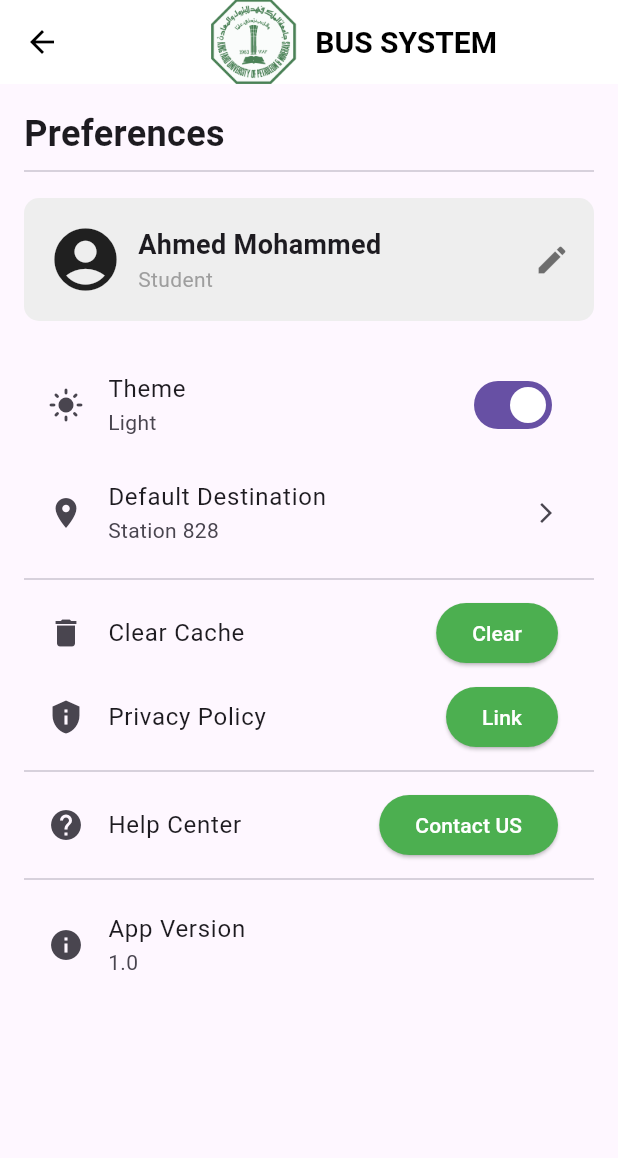
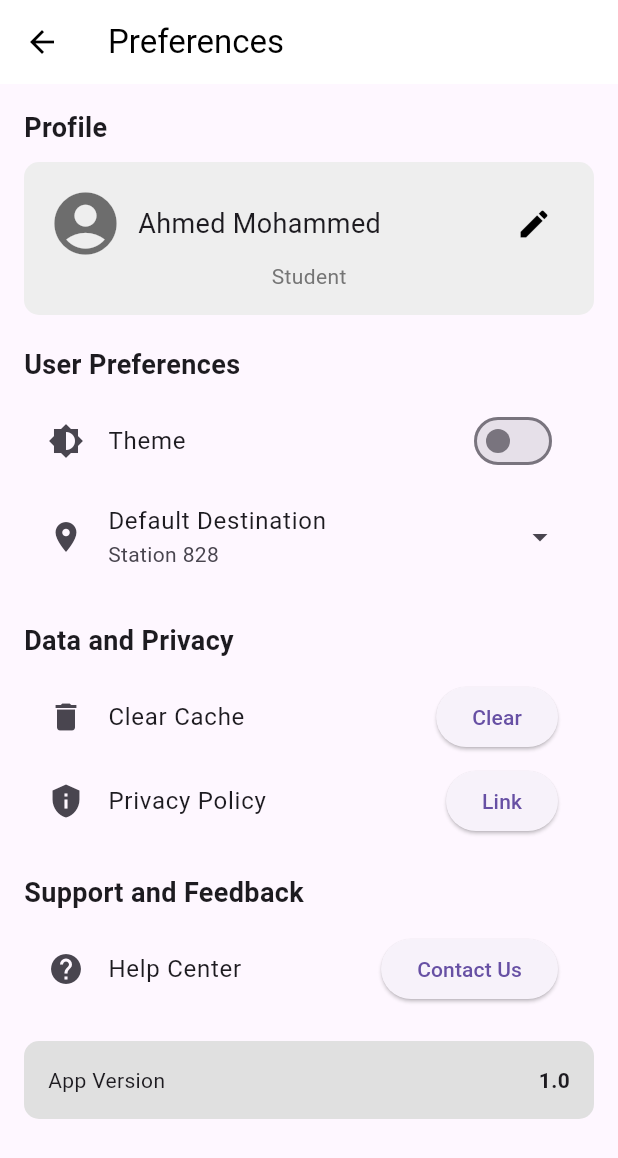
Before and after one commit to BssamQ/SeniorProject-Bus-Tracking, a Flutter app: the PreferencesScreen screen opened by its route, on a phone screen of 412 x 824 dp. Shown: the top 1158 px of the screen. Run offline on Flutter 3.47's test engine with Material 3 defaults, Android fonts, the phone set to English and light mode, and no system bars; our stand-ins replace flutter_map, latlong2.

Commit message:
Added my project files

```diff
--- a/lib/Screens/preferences_screen.dart
+++ b/lib/Screens/preferences_screen.dart
@@ -1,6 +1,17 @@
 import 'package:flutter/material.dart';
 
-class PreferencesScreen extends StatelessWidget {
+class PreferencesScreen extends StatefulWidget {
+  @override
+  _PreferencesScreenState createState() => _PreferencesScreenState();
+}
+
+class _PreferencesScreenState extends State<PreferencesScreen> {
+  TextEditingController _nameController = TextEditingController(text: "Ahmed Mohammed");
+  bool _isEditing = false; // Track if the user is editing
+
+  bool _isDarkMode = false;
+  String _selectedStation = "Station 828";
+
   @override
   Widget build(BuildContext context) {
     return Scaffold(
@@ -11,112 +22,192 @@ class PreferencesScreen extends StatelessWidget {
           icon: Icon(Icons.arrow_back, color: Colors.black),
           onPressed: () => Navigator.pop(context),
         ),
-        title: Row(
-          mainAxisAlignment: MainAxisAlignment.center,
+        title: Text('Preferences', style: TextStyle(color: Colors.black)),
+      ),
+      body: Padding(
+        padding: const EdgeInsets.all(16.0),
+        child: ListView(
           children: [
-            Image.asset('assets/images/kfupm_logo1.png', height: 60),
-            SizedBox(width: 9),
-            Text('BUS SYSTEM', style: TextStyle(color: Colors.black,fontSize: 20,
-              fontWeight: FontWeight.bold,)),
-          ],
-        ),
-      ),
-      body: SingleChildScrollView(
-        child: Padding(
-          padding: EdgeInsets.all(16.0),
-          child: Column(
-            crossAxisAlignment: CrossAxisAlignment.start,
-            children: [
-              Text(
-                'Preferences',
-                style: TextStyle(fontSize: 24, fontWeight: FontWeight.bold),
-              ),
-              Divider(),
+            // Profile Section
+            Text("Profile", style: TextStyle(fontWeight: FontWeight.bold, fontSize: 18)),
             SizedBox(height: 10),
-              _buildProfileSection(),
-              SizedBox(height: 20),
-              _buildPreferenceOptions(),
-            ],
-          ),
-        ),
-      ),
 
-
-    );
-  }
-
-  Widget _buildProfileSection() {
-    return Container(
+            Container(
               padding: EdgeInsets.all(16),
               decoration: BoxDecoration(
                 color: Colors.grey[200],
                 borderRadius: BorderRadius.circular(10),
               ),
-      child: Row(
+              child: Column(
                 children: [
-          Icon(Icons.account_circle, size: 50),
+                  Row(
+                    children: [
+                      Icon(Icons.account_circle, size: 50, color: Colors.black54),
                       SizedBox(width: 10),
-          Column(
-            crossAxisAlignment: CrossAxisAlignment.start,
-            children: [
-              Text('Ahmed Mohammed', style: TextStyle(fontSize: 18, fontWeight: FontWeight.bold)),
-              Text('Student', style: TextStyle(color: Colors.grey)),
+                      Expanded(
+                        child: _isEditing
+                            ? TextField(
+                          controller: _nameController,
+                          decoration: InputDecoration(
+                            border: OutlineInputBorder(),
+                            contentPadding: EdgeInsets.symmetric(horizontal: 10),
+                          ),
+                        )
+                            : Text(
+                          _nameController.text,
+                          style: TextStyle(fontSize: 18),
+                        ),
+                      ),
+                      IconButton(
+                        icon: Icon(_isEditing ? Icons.check : Icons.edit, color: Colors.black),
+                        onPressed: () {
+                          setState(() {
+                            _isEditing = !_isEditing; // Toggle editing state
+                          });
+                        },
+                      ),
                     ],
                   ),
-          Spacer(),
-          Icon(Icons.edit, color: Colors.black54),
+                  Text("Student", style: TextStyle(color: Colors.grey[600])),
                 ],
+              ),
+            ),
+
+            SizedBox(height: 20),
+
+            // User Preferences Section
+            Text("User Preferences", style: TextStyle(fontWeight: FontWeight.bold, fontSize: 18)),
+            SizedBox(height: 10),
+
+            // Theme Toggle
+            ListTile(
+              leading: Icon(Icons.brightness_6),
+              title: Text("Theme"),
+              trailing: Switch(
+                value: _isDarkMode,
+                onChanged: (value) {
+                  setState(() {
+                    _isDarkMode = value;
+                  });
+                },
+              ),
+            ),
+
+            // Default Destination Selection
+            ListTile(
+              leading: Icon(Icons.location_on),
+              title: Text("Default Destination"),
+              subtitle: Text(_selectedStation),
+              trailing: Icon(Icons.arrow_drop_down),
+              onTap: () {
+                _selectStation();
+              },
+            ),
+
+            SizedBox(height: 20),
+
+            // Data & Privacy Section
+            Text("Data and Privacy", style: TextStyle(fontWeight: FontWeight.bold, fontSize: 18)),
+            SizedBox(height: 10),
+
+            ListTile(
+              leading: Icon(Icons.delete),
+              title: Text("Clear Cache"),
+              trailing: ElevatedButton(
+                onPressed: () {},
+                child: Text("Clear"),
+              ),
+            ),
+
+            ListTile(
+              leading: Icon(Icons.privacy_tip),
+              title: Text("Privacy Policy"),
+              trailing: ElevatedButton(
+                onPressed: () {},
+                child: Text("Link"),
+              ),
+            ),
+
+            SizedBox(height: 20),
+
+            // Support Section
+            Text("Support and Feedback", style: TextStyle(fontWeight: FontWeight.bold, fontSize: 18)),
+            SizedBox(height: 10),
+
+            ListTile(
+              leading: Icon(Icons.help),
+              title: Text("Help Center"),
+              trailing: ElevatedButton(
+                onPressed: () {},
+                child: Text("Contact Us"),
+              ),
+            ),
+
+            SizedBox(height: 20),
+
+            // App Version
+            Container(
+              padding: EdgeInsets.all(16),
+              decoration: BoxDecoration(
+                color: Colors.grey[300],
+                borderRadius: BorderRadius.circular(10),
+              ),
+              child: Row(
+                mainAxisAlignment: MainAxisAlignment.spaceBetween,
+                children: [
+                  Text("App Version"),
+                  Text("1.0", style: TextStyle(fontWeight: FontWeight.bold)),
+                ],
+              ),
+            ),
+          ],
+        ),
       ),
     );
   }
 
-  Widget _buildPreferenceOptions() {
-    return Column(
+  // Function to select default station
+  void _selectStation() {
+    showModalBottomSheet(
+      context: context,
+      builder: (context) {
+        return Container(
+          padding: EdgeInsets.all(16),
+          child: Column(
+            mainAxisSize: MainAxisSize.min,
             children: [
-        _buildSwitchTile('Theme', 'Light', Icons.light_mode, true),
-        _buildListTile('Default Destination', 'Station 828', Icons.location_on, () {}),
-        Divider(),
-        _buildButtonTile('Clear Cache', 'Clear', Icons.delete, Colors.green, () {}),
-        _buildButtonTile('Privacy Policy', 'Link', Icons.privacy_tip, Colors.green, () {}),
-        Divider(),
-        _buildButtonTile('Help Center', 'Contact US', Icons.help, Colors.green, () {}),
-        Divider(),
-        _buildListTile('App Version', '1.0', Icons.info, null),
+              Text("Select Default Destination", style: TextStyle(fontSize: 18, fontWeight: FontWeight.bold)),
+              ListTile(
+                title: Text("Station 828"),
+                onTap: () {
+                  setState(() {
+                    _selectedStation = "Station 828";
+                  });
+                  Navigator.pop(context);
+                },
+              ),
+              ListTile(
+                title: Text("Station 19"),
+                onTap: () {
+                  setState(() {
+                    _selectedStation = "Station 19";
+                  });
+                  Navigator.pop(context);
+                },
+              ),
+              ListTile(
+                title: Text("Station 25"),
+                onTap: () {
+                  setState(() {
+                    _selectedStation = "Station 25";
+                  });
+                  Navigator.pop(context);
+                },
+              ),
             ],
+          ),
         );
-  }
-
-  Widget _buildSwitchTile(String title, String subtitle, IconData icon, bool value) {
-    return SwitchListTile(
-      title: Text(title),
-      subtitle: Text(subtitle),
-      secondary: Icon(icon),
-      value: value,
-      onChanged: (bool newValue) {},
-    );
-  }
-
-  Widget _buildListTile(String title, String subtitle, IconData icon, VoidCallback? onTap) {
-    return ListTile(
-      leading: Icon(icon),
-      title: Text(title),
-      subtitle: Text(subtitle),
-      trailing: onTap != null ? Icon(Icons.arrow_forward_ios, size: 16) : null,
-      onTap: onTap,
-    );
-  }
-
-  Widget _buildButtonTile(String title, String buttonText, IconData icon, Color buttonColor, VoidCallback onPressed) {
-    return ListTile(
-      leading: Icon(icon),
-      title: Text(title),
-      trailing: ElevatedButton(
-        onPressed: onPressed,
-        style: ElevatedButton.styleFrom(
-          backgroundColor: buttonColor,
-        ),
-        child: Text(buttonText, style: TextStyle(color: Colors.white)),
-      ),
+      },
     );
   }
 }
```
Lines whose indentation alone changed are shown as unchanged.
